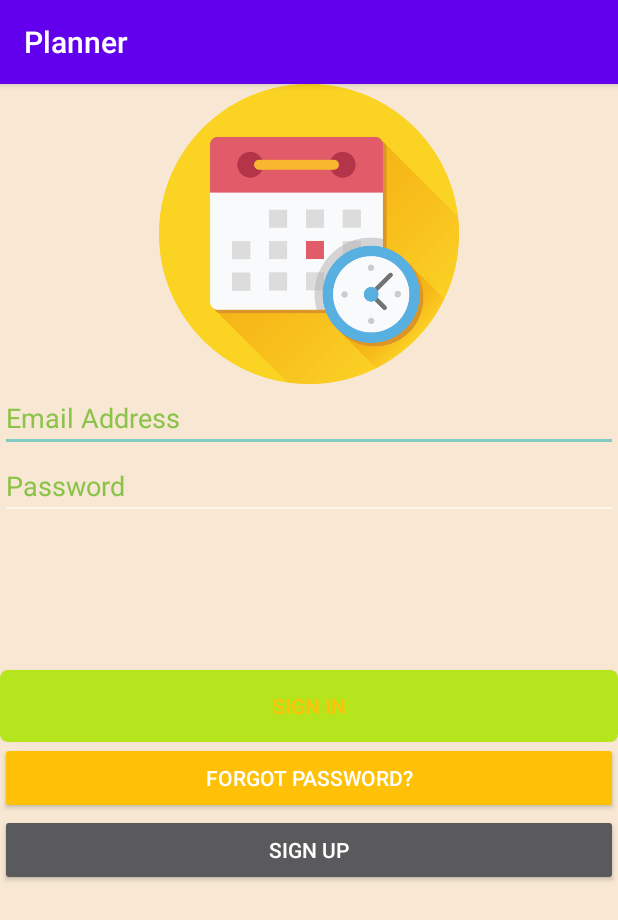
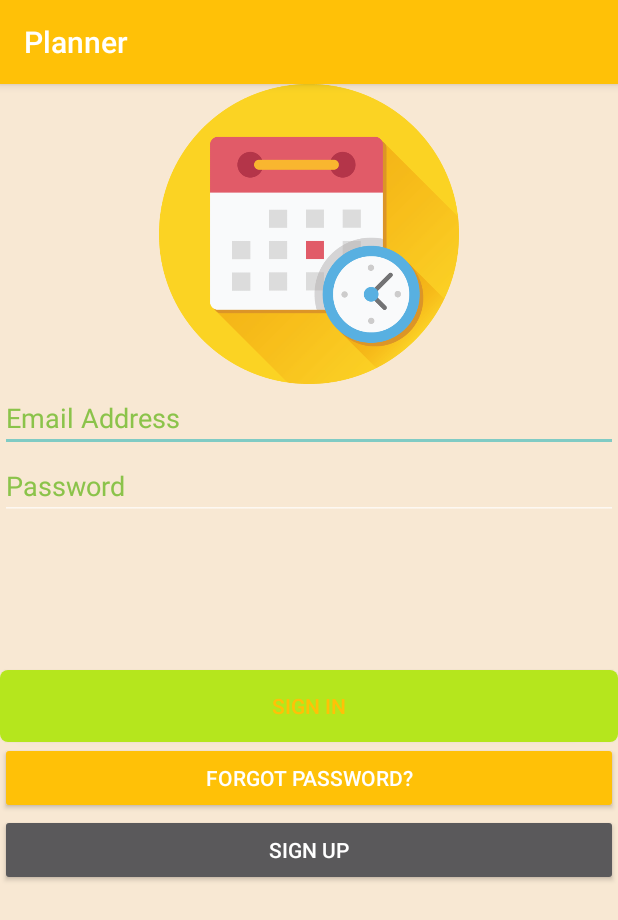
Before and after one commit to Owen-Choi/Planner, an Android app: the screen it shows after launch (MainActivity), on a phone screen of 412 x 824 dp. Shown: the top 920 px of the screen. Run offline under Robolectric (Android 15) with nearby library versions, the phone set to English and light mode, and no system bars; our stand-ins replace Firebase (no records; nobody signed in at launch, a user with empty details on screens opened directly).

Commit message:
타이틀바 색상 변경

```diff
--- a/app/src/main/res/values/themes.xml
+++ b/app/src/main/res/values/themes.xml
@@ -2,7 +2,7 @@
     <!-- Base application theme. -->
     <style name="Theme.Planner" parent="Theme.AppCompat">
         <!-- Primary brand color. -->
-        <item name="colorPrimary">@color/purple_500</item>
+        <item name="colorPrimary">@color/Orange</item>
         <item name="colorPrimaryVariant">@color/purple_700</item>
         <item name="colorOnPrimary">@color/white</item>
         <!-- Secondary brand color. -->
```
